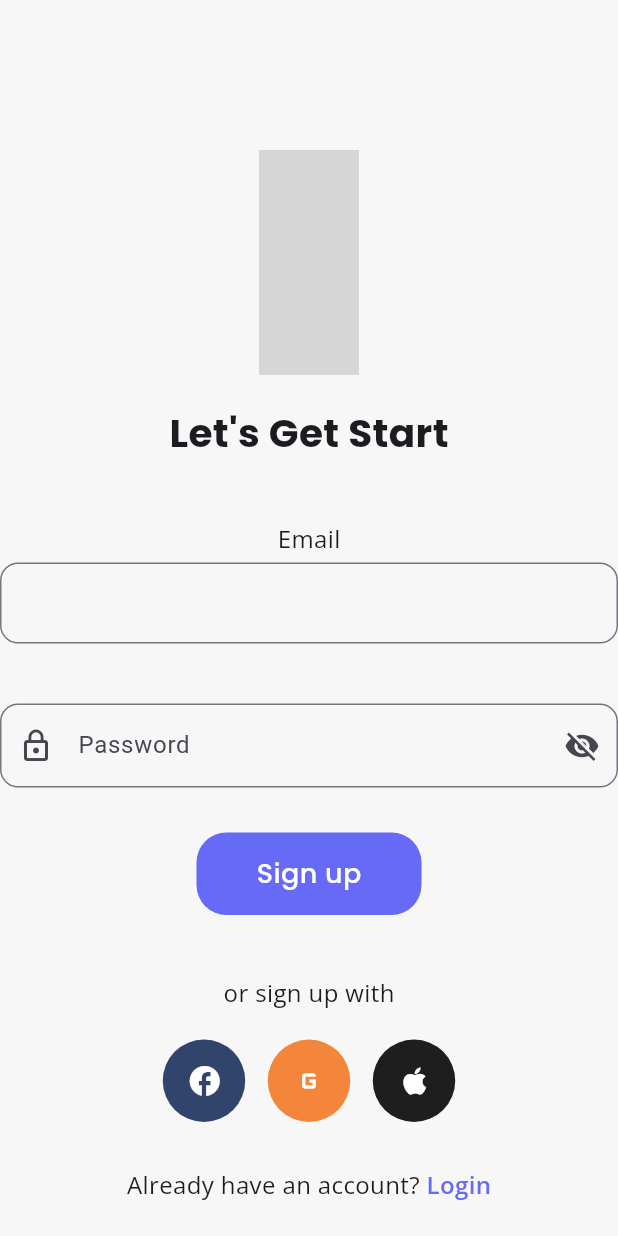
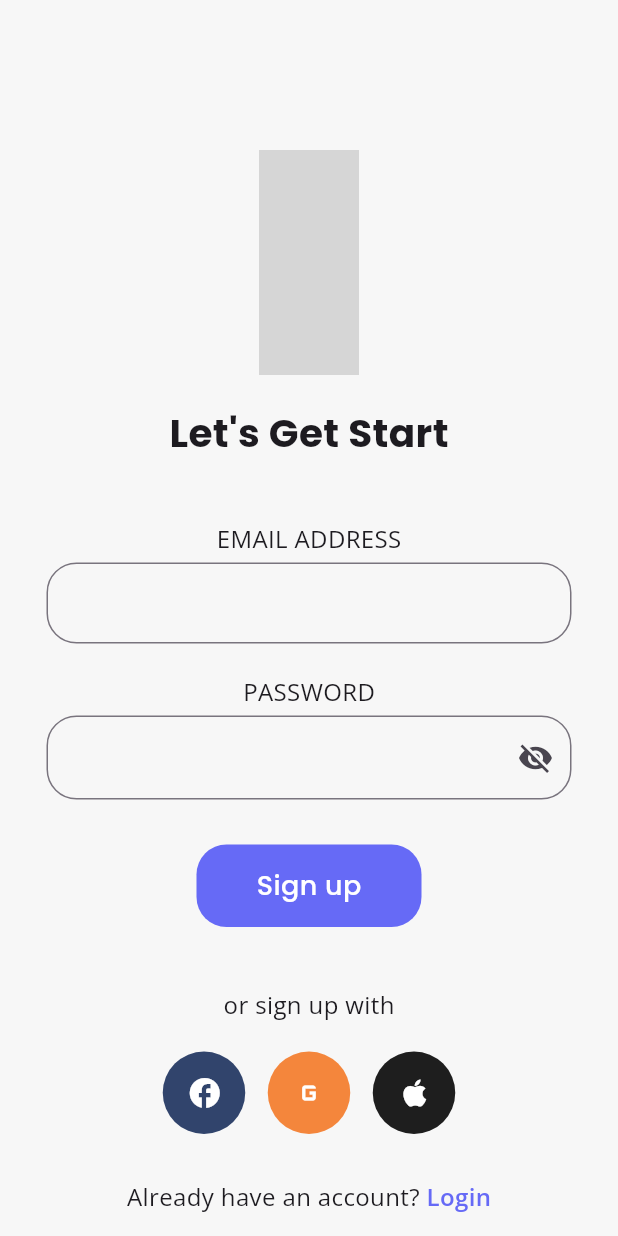
Before and after one commit to Christ-oderic/todolist, a Flutter app: the Signup screen opened directly, on a phone screen of 412 x 824 dp. Run offline on Flutter 3.47's test engine with Material 3 defaults, Android fonts, the phone set to English and light mode, and no system bars; our stand-ins replace equatable, firebase_auth, firebase_core, flutter_bloc, material_symbols_icons; accounts and stored records are empty; generated files the repository leaves out were written again; grey boxes are pictures that could not be loaded.

Commit message:
redesign signup page

```diff
--- a/lib/features/todo/presentation/pages/Auth/sign_up.dart
+++ b/lib/features/todo/presentation/pages/Auth/sign_up.dart
@@ -70,11 +70,15 @@ class _SignupState extends State<Signup> {
                   ),
                 ),
                 const SizedBox(height: 40),
+
                 // --- EMAIL LABEL ---
-                Text("Email", style: AppTypography.body),
+                Text("EMAIL ADDRESS", style: AppTypography.body),
+
                 const SizedBox(height: 5),
                 // --- EMAIL INPUT ---
-                TextField(
+                SizedBox(
+                  width: 350,
+                  child: TextField(
                     controller: emailController,
                     decoration: InputDecoration(
                       contentPadding: const EdgeInsets.symmetric(
@@ -82,20 +86,23 @@ class _SignupState extends State<Signup> {
                         horizontal: 15,
                       ),
                       border: OutlineInputBorder(
-                      borderRadius: BorderRadius.circular(12),
+                        borderRadius: BorderRadius.circular(20),
                         borderSide: BorderSide(color: AppColors.secondary),
                       ),
                     ),
                   ),
-
-                const SizedBox(height: 40),
+                ),
+                const SizedBox(height: 20),
+                // --- PASSWORD LABEL ---
+                Text("PASSWORD", style: AppTypography.body),
+                const SizedBox(height: 5),
                 // --- PASSWORD ---
-                TextField(
+                SizedBox(
+                  width: 350,
+                  child: TextField(
                     controller: passwordController,
                     obscureText: !isPasswordVisible,
                     decoration: InputDecoration(
-                    labelText: "Password",
-                    prefixIcon: const Icon(Icons.lock_outline),
                       suffixIcon: IconButton(
                         icon: Icon(
                           isPasswordVisible
@@ -109,7 +116,8 @@ class _SignupState extends State<Signup> {
                         },
                       ),
                       border: OutlineInputBorder(
-                      borderRadius: BorderRadius.circular(12),
+                        borderRadius: BorderRadius.circular(20),
+                      ),
                     ),
                   ),
                 ),
```
Lines whose indentation alone changed are shown as unchanged.
